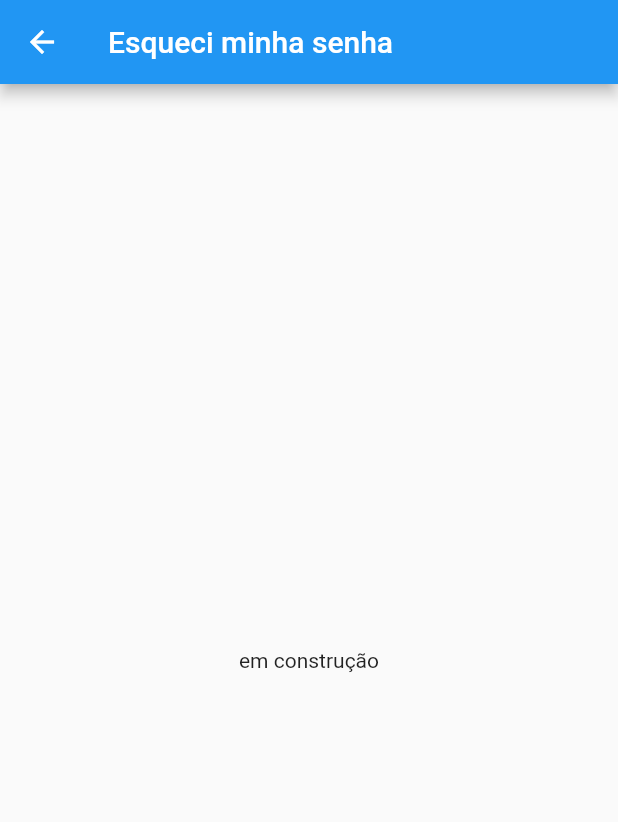
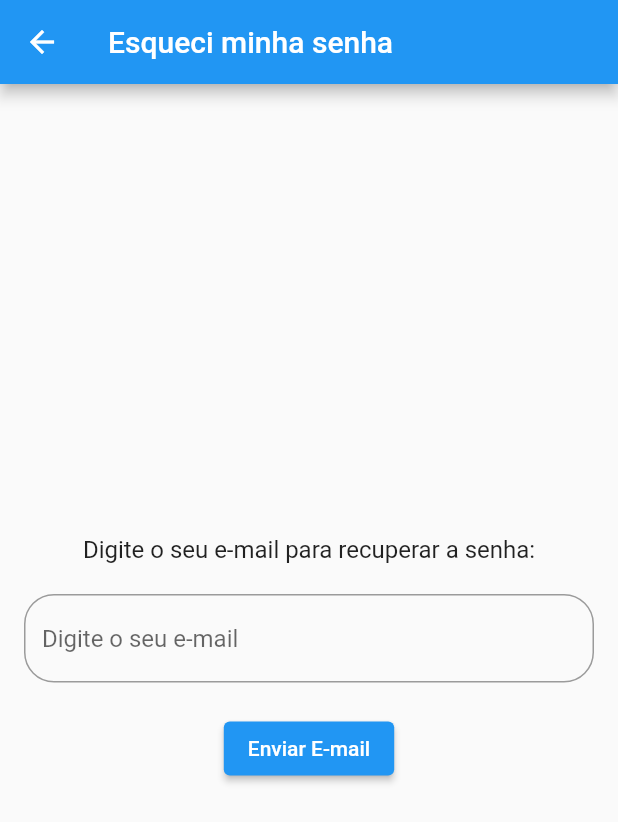
Before and after one commit to uiara/DSI, a Flutter app: the EsqueceuSenha screen opened directly, on a phone screen of 412 x 824 dp. Shown: the top 822 px of the screen. Run offline on Flutter 3.47's test engine with Material 2 defaults, Android fonts, the phone set to English and light mode, and no system bars; statements that could not run were skipped.

Commit message:
tela esqueceu senha

```diff
--- a/app_med_base2023/lib/telas/esqueceu_senha.dart
+++ b/app_med_base2023/lib/telas/esqueceu_senha.dart
@@ -1,14 +1,67 @@
 import 'package:flutter/material.dart';
 
-class EsqueceuSenha extends StatelessWidget {
+class EsqueceuSenha extends StatefulWidget {
+  @override
+  _EsqueceuSenhaState createState() => _EsqueceuSenhaState();
+}
+
+class _EsqueceuSenhaState extends State<EsqueceuSenha> {
+  final TextEditingController _emailController = TextEditingController();
+  final GlobalKey<FormState> _formKey = GlobalKey<FormState>();
+
+  void _enviarEmail() {
+    if (_formKey.currentState!.validate()) {
+      // Adicione aqui a lógica para enviar um e-mail de recuperação de senha
+      final email = _emailController.text;
+      // Exibir uma mensagem ou fazer outra ação
+    }
+  }
+
   @override
   Widget build(BuildContext context) {
     return Scaffold(
       appBar: AppBar(
         title: Text('Esqueci minha senha'),
       ),
-      body: Center(
-        child: Text('em construção'),
+      body: Padding(
+        padding: const EdgeInsets.all(16.0),
+        child: Form(
+          key: _formKey,
+          child: Column(
+            mainAxisAlignment: MainAxisAlignment.center,
+            children: [
+              Text(
+                'Digite o seu e-mail para recuperar a senha:',
+                style: TextStyle(fontSize: 16),
+              ),
+              SizedBox(height: 20),
+              TextFormField(
+                controller: _emailController,
+                keyboardType: TextInputType.emailAddress,
+                decoration: InputDecoration(
+                  border: OutlineInputBorder(
+                    borderRadius: BorderRadius.circular(20),
+                  ),
+                  hintText: 'Digite o seu e-mail',
+                ),
+                validator: (value) {
+                  if (value!.isEmpty) {
+                    return 'Por favor, digite o seu e-mail';
+                  }
+                  if (!value.contains('@')) {
+                    return 'Por favor, insira um e-mail válido';
+                  }
+                  return null;
+                },
+              ),
+              SizedBox(height: 20),
+              ElevatedButton(
+                onPressed: _enviarEmail,
+                child: Text('Enviar E-mail'),
+              ),
+            ],
+          ),
+        ),
       ),
     );
   }
```
